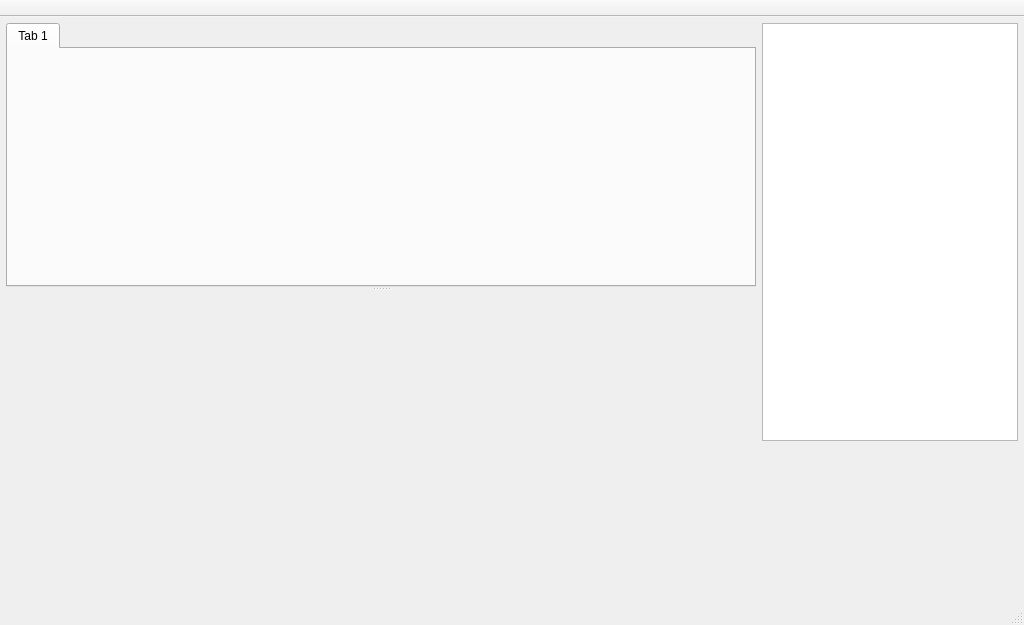
Above: ui/MainWindow.ui from kipr/kiss before the change. Below: the same form after it.
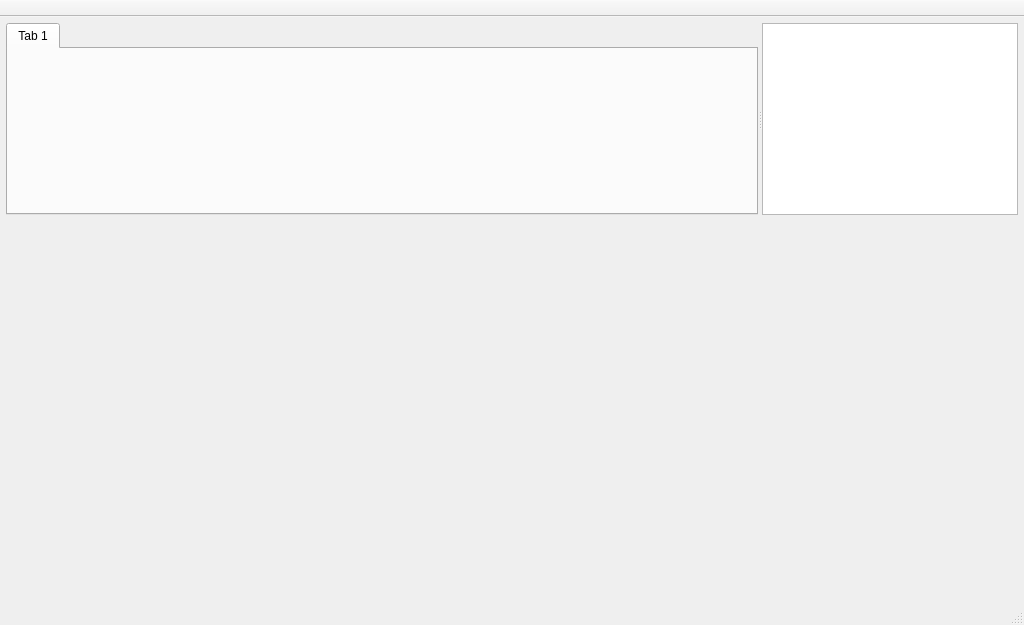
That is the form after the change. Custom widgets are drawn as their Qt base class.

Commit message: Made project sidebar resizable

The edit to the form file:
```diff
--- a/ui/MainWindow.ui
+++ b/ui/MainWindow.ui
@@ -35,22 +35,14 @@
    <bool>false</bool>
   </property>
   <widget class="QWidget" name="ui_centralwidget">
-   <layout class="QVBoxLayout" name="verticalLayout_2" stretch="0,0">
+   <layout class="QVBoxLayout" name="verticalLayout">
     <property name="margin">
      <number>6</number>
-    </property>
-    <item>
-     <layout class="QHBoxLayout" name="horizontalLayout_3" stretch="1,0">
-      <property name="spacing">
-       <number>6</number>
-      </property>
-      <property name="rightMargin">
-       <number>0</number>
       </property>
       <item>
        <widget class="QSplitter" name="splitter">
         <property name="orientation">
-         <enum>Qt::Vertical</enum>
+       <enum>Qt::Horizontal</enum>
         </property>
         <widget class="QTabWidget" name="ui_tabWidget">
          <property name="sizePolicy">
@@ -59,6 +51,12 @@
            <verstretch>1</verstretch>
           </sizepolicy>
          </property>
+       <property name="minimumSize">
+        <size>
+         <width>400</width>
+         <height>0</height>
+        </size>
+       </property>
          <property name="tabPosition">
           <enum>QTabWidget::North</enum>
          </property>
@@ -86,17 +84,6 @@
           </attribute>
          </widget>
         </widget>
-        <widget class="OutputWidget" name="ui_errors" native="true">
-         <property name="minimumSize">
-          <size>
-           <width>0</width>
-           <height>150</height>
-          </size>
-         </property>
-        </widget>
-       </widget>
-      </item>
-      <item>
        <widget class="QFrame" name="ui_projectFrame">
         <property name="frameShape">
          <enum>QFrame::NoFrame</enum>
@@ -107,20 +94,27 @@
         <property name="lineWidth">
          <number>0</number>
         </property>
-        <layout class="QVBoxLayout" name="verticalLayout_3">
-         <property name="margin">
-          <number>0</number>
-         </property>
-         <item>
-          <layout class="QVBoxLayout" name="verticalLayout">
+       <layout class="QVBoxLayout" name="verticalLayout_2">
            <property name="spacing">
-            <number>5</number>
-           </property>
-           <property name="bottomMargin">
+         <number>0</number>
+        </property>
+        <property name="margin">
             <number>0</number>
            </property>
            <item>
             <widget class="kiss::project::ProjectView" name="ui_projects">
+          <property name="minimumSize">
+           <size>
+            <width>150</width>
+            <height>0</height>
+           </size>
+          </property>
+          <property name="maximumSize">
+           <size>
+            <width>16777215</width>
+            <height>16777215</height>
+           </size>
+          </property>
              <property name="rootIsDecorated">
               <bool>true</bool>
              </property>
@@ -133,11 +127,18 @@
             </widget>
            </item>
           </layout>
-         </item>
-        </layout>
-       </widget>
-      </item>
-     </layout>
+      </widget>
+     </widget>
+    </item>
+    <item>
+     <widget class="OutputWidget" name="ui_errors" native="true">
+      <property name="minimumSize">
+       <size>
+        <width>0</width>
+        <height>150</height>
+       </size>
+      </property>
+     </widget>
     </item>
     <item>
      <widget class="kiss::widget::CommunicationWidget" name="ui_comm" native="true">
```
Left out of the diff: 2 changed lines with no effect on the pictures. Lines whose indentation alone changed are shown as unchanged.
